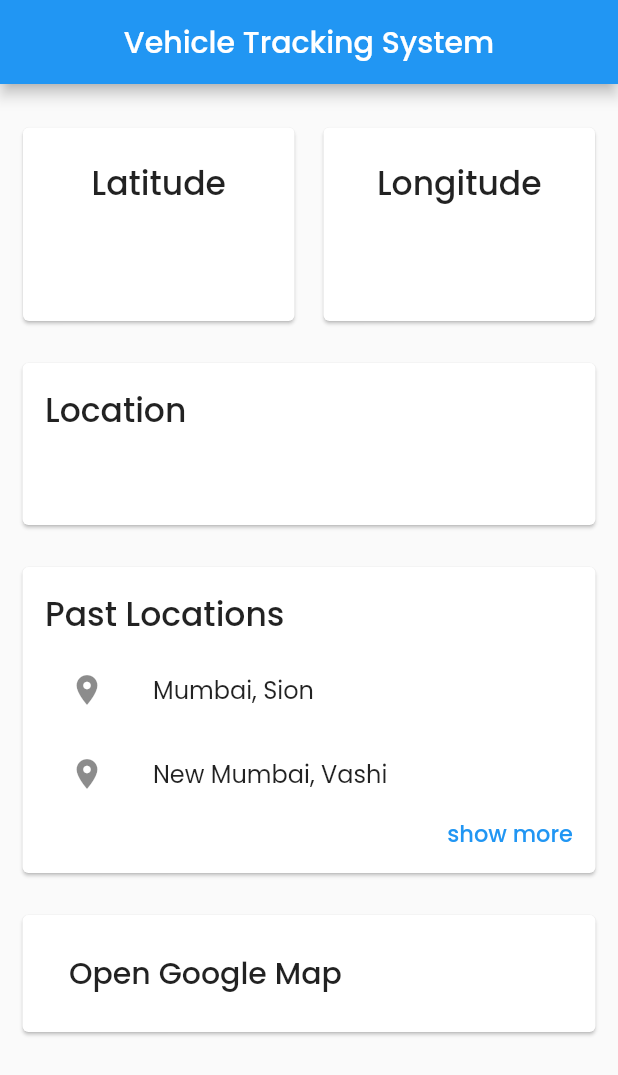
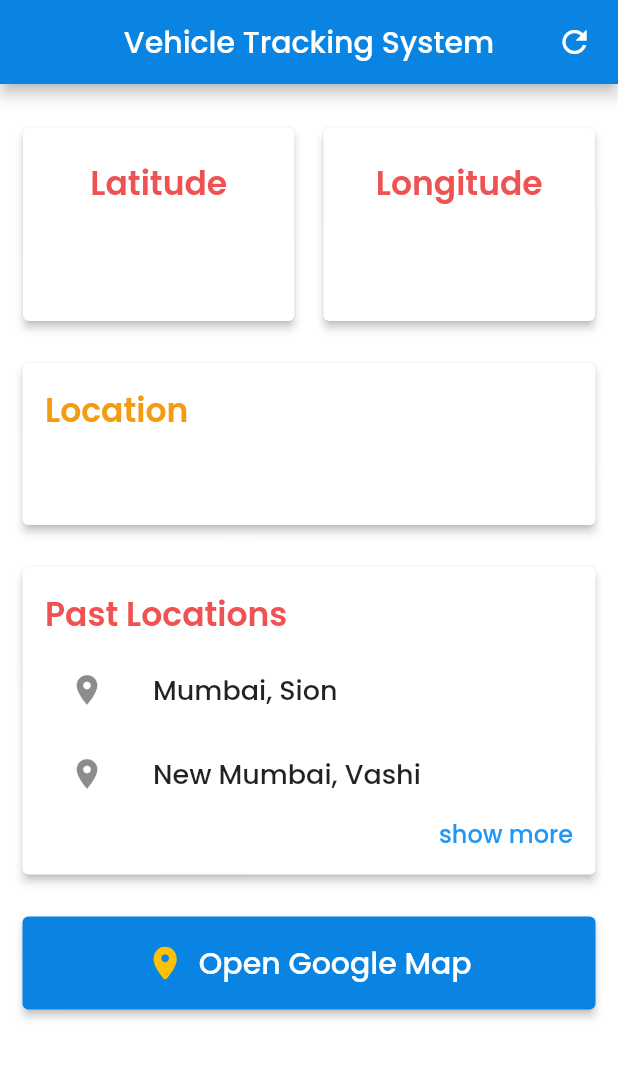
Before and after one commit to prashantchanne12/Vehicle-Tracking-System, a Flutter app: the screen it shows after launch, on a phone screen of 412 x 824 dp. Shown: the top 1075 px of the screen. Run offline on Flutter 3.47's test engine with Material 2 defaults, Android fonts, the phone set to English and light mode, and no system bars; our stand-ins replace firebase_database; missing offline and left inert: geocoder, maps_launcher; accounts and stored records are empty.

Commit message:
ui updated

```diff
--- a/lib/main.dart
+++ b/lib/main.dart
@@ -1,3 +1,4 @@
+import 'package:flutter/cupertino.dart';
 import 'package:flutter/material.dart';
 import 'package:firebase_database/firebase_database.dart';
 import 'package:geocoder/geocoder.dart';
@@ -64,9 +65,20 @@ class _MyHomePageState extends State<MyHomePage> {
   @override
   Widget build(BuildContext context) {
     return Scaffold(
+      backgroundColor: Colors.white.withOpacity(0.96),
       appBar: AppBar(
         title: Text('Vehicle Tracking System'),
         centerTitle: true,
+        backgroundColor: Color(0xff0984e3),
+        actions: [
+          IconButton(
+            icon: Icon(Icons.refresh),
+            onPressed: () {
+              getData();
+            },
+          ),
+          SizedBox(width: 5.0),
+        ],
       ),
       body: ListView(
         children: [
@@ -80,6 +92,7 @@ class _MyHomePageState extends State<MyHomePage> {
                   mainAxisAlignment: MainAxisAlignment.spaceEvenly,
                   children: [
                     Card(
+                      elevation: 2.5,
                       child: Container(
                         width: (MediaQuery.of(context).size.width - 50) / 2,
                         padding: EdgeInsets.all(20.0),
@@ -92,7 +105,8 @@ class _MyHomePageState extends State<MyHomePage> {
                               'Latitude',
                               style: TextStyle(
                                 fontSize: 22.0,
-                                  fontWeight: FontWeight.w500,
+                                fontWeight: FontWeight.w600,
+                                color: Color(0xffee5253),
                               ),
                             ),
                             SizedBox(height: 15.0),
@@ -100,6 +114,7 @@ class _MyHomePageState extends State<MyHomePage> {
                               latitude,
                               style: TextStyle(
                                 fontSize: 26.0,
+                                fontWeight: FontWeight.w500,
                               ),
                             ),
                           ],
@@ -107,6 +122,7 @@ class _MyHomePageState extends State<MyHomePage> {
                       ),
                     ),
                     Card(
+                      elevation: 2.5,
                       child: Container(
                         width: (MediaQuery.of(context).size.width - 50) / 2,
                         padding: EdgeInsets.all(20.0),
@@ -119,7 +135,8 @@ class _MyHomePageState extends State<MyHomePage> {
                               'Longitude',
                               style: TextStyle(
                                 fontSize: 22.0,
-                                  fontWeight: FontWeight.w500,
+                                color: Color(0xffee5253),
+                                fontWeight: FontWeight.w600,
                               ),
                             ),
                             SizedBox(height: 15.0),
@@ -127,6 +144,7 @@ class _MyHomePageState extends State<MyHomePage> {
                               longitude,
                               style: TextStyle(
                                 fontSize: 26.0,
+                                fontWeight: FontWeight.w500,
                               ),
                             ),
                           ],
@@ -137,6 +155,7 @@ class _MyHomePageState extends State<MyHomePage> {
                 ),
                 SizedBox(height: 20.0),
                 Card(
+                  elevation: 2.5,
                   child: Container(
                     alignment: Alignment.centerLeft,
                     width: MediaQuery.of(context).size.width - 30,
@@ -150,7 +169,8 @@ class _MyHomePageState extends State<MyHomePage> {
                               'Location',
                               style: TextStyle(
                                 fontSize: 22.0,
-                                  fontWeight: FontWeight.w500,
+                                fontWeight: FontWeight.w600,
+                                color: Color(0xfff39c12),
                               ),
                             ),
                           ),
@@ -160,6 +180,7 @@ class _MyHomePageState extends State<MyHomePage> {
                               location,
                               style: TextStyle(
                                 fontSize: 26.0,
+                                fontWeight: FontWeight.w500,
                               ),
                             ),
                           ),
@@ -170,6 +191,7 @@ class _MyHomePageState extends State<MyHomePage> {
                 ),
                 SizedBox(height: 20.0),
                 Card(
+                  elevation: 2.5,
                   child: Container(
                     alignment: Alignment.centerLeft,
                     width: MediaQuery.of(context).size.width - 30,
@@ -183,17 +205,30 @@ class _MyHomePageState extends State<MyHomePage> {
                               'Past Locations',
                               style: TextStyle(
                                 fontSize: 22.0,
-                                  fontWeight: FontWeight.w500,
+                                fontWeight: FontWeight.w600,
+                                color: Color(0xffee5253),
                               ),
                             ),
                           ),
                           SizedBox(height: 6.0),
                           ListTile(
-                              title: Text('Mumbai, Sion'),
+                            title: Text(
+                              'Mumbai, Sion',
+                              style: TextStyle(
+                                fontSize: 18.0,
+                                fontWeight: FontWeight.w500,
+                              ),
+                            ),
                             leading: Icon(Icons.location_on),
                           ),
                           ListTile(
-                              title: Text('New Mumbai, Vashi'),
+                            title: Text(
+                              'New Mumbai, Vashi',
+                              style: TextStyle(
+                                fontSize: 18.0,
+                                fontWeight: FontWeight.w500,
+                              ),
+                            ),
                             leading: Icon(Icons.location_on),
                           ),
                           Container(
@@ -203,7 +238,7 @@ class _MyHomePageState extends State<MyHomePage> {
                               textAlign: TextAlign.right,
                               style: TextStyle(
                                 color: Colors.blue,
-                                  fontSize: 15.0,
+                                fontSize: 16.0,
                                 fontWeight: FontWeight.w500,
                               ),
                             ),
@@ -215,11 +250,13 @@ class _MyHomePageState extends State<MyHomePage> {
                 ),
                 SizedBox(height: 20.0),
                 Card(
+                  elevation: 2.5,
+                  color: Color(0xff0984e3),
                   child: Container(
                     alignment: Alignment.centerLeft,
                     width: MediaQuery.of(context).size.width - 30,
                     child: Padding(
-                        padding: const EdgeInsets.all(15.0),
+                      padding: const EdgeInsets.all(7.0),
                       child: Column(
                         crossAxisAlignment: CrossAxisAlignment.start,
                         children: [
@@ -229,15 +266,29 @@ class _MyHomePageState extends State<MyHomePage> {
                                   double.parse(latitude),
                                   double.parse(longitude))
                             },
-                              child: Container(
+                            child: Row(
+                              mainAxisAlignment: MainAxisAlignment.center,
+                              children: [
+                                Icon(
+                                  CupertinoIcons.location_solid,
+                                  size: 25.0,
+                                  color: Colors.amber,
+                                ),
+                                SizedBox(
+                                  width: 10.0,
+                                ),
+                                Container(
                                   child: Text(
                                     'Open Google Map',
                                     textAlign: TextAlign.center,
                                     style: TextStyle(
                                       fontSize: 20.0,
                                       fontWeight: FontWeight.w500,
+                                      color: Colors.white,
                                     ),
                                   ),
+                                ),
+                              ],
                             ),
                           ),
                         ],
@@ -249,6 +300,7 @@ class _MyHomePageState extends State<MyHomePage> {
             ),
           ),
         ],
-        ));
+      ),
+    );
   }
 }
```
Lines whose indentation alone changed are shown as unchanged.
